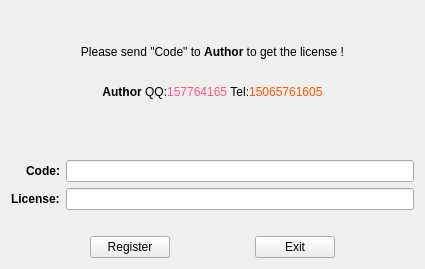
First picture: the form in source/gui/ui/register.ui, repository flimmy78/qtverify, before the edit.
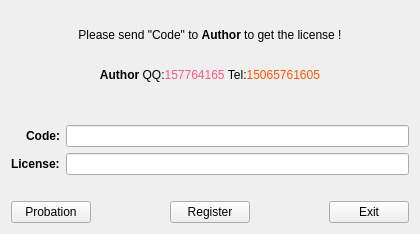
Second picture: the form after the edit.

Patch:
```diff
--- a/source/gui/ui/register.ui
+++ b/source/gui/ui/register.ui
@@ -6,19 +6,40 @@
    <rect>
     <x>0</x>
     <y>0</y>
-    <width>425</width>
-    <height>269</height>
+    <width>420</width>
+    <height>234</height>
    </rect>
   </property>
+  <property name="sizePolicy">
+   <sizepolicy hsizetype="Fixed" vsizetype="Fixed">
+    <horstretch>0</horstretch>
+    <verstretch>0</verstretch>
+   </sizepolicy>
+  </property>
+  <property name="minimumSize">
+   <size>
+    <width>420</width>
+    <height>234</height>
+   </size>
+  </property>
+  <property name="maximumSize">
+   <size>
+    <width>420</width>
+    <height>234</height>
+   </size>
+  </property>
   <property name="windowTitle">
    <string>Register</string>
   </property>
   <layout class="QGridLayout" name="gridLayout_3">
-   <item row="0" column="0" colspan="2">
-    <widget class="QLabel" name="label_3">
+   <item row="0" column="0">
+    <widget class="QLabel" name="label_hintinfo">
      <property name="text">
       <string>&lt;html&gt;&lt;head/&gt;&lt;body&gt;&lt;p align=&quot;center&quot;&gt;Please send &amp;quot;Code&amp;quot; to &lt;span style=&quot; font-weight:600;&quot;&gt;Author&lt;/span&gt; to get the license !&lt;br/&gt;&lt;/p&gt;&lt;p align=&quot;center&quot;&gt;&lt;span style=&quot; font-weight:600;&quot;&gt;Author&lt;/span&gt; QQ:&lt;span style=&quot; color:#ff557f;&quot;&gt;157764165 &lt;/span&gt;Tel:&lt;span style=&quot; color:#ff5500;&quot;&gt;15065761605&lt;/span&gt;&lt;/p&gt;&lt;/body&gt;&lt;/html&gt;</string>
      </property>
+     <property name="alignment">
+      <set>Qt::AlignCenter</set>
+     </property>
     </widget>
    </item>
    <item row="1" column="0">
@@ -37,7 +58,7 @@
      </property>
     </spacer>
    </item>
-   <item row="2" column="0" colspan="2">
+   <item row="2" column="0">
     <layout class="QGridLayout" name="gridLayout">
      <item row="0" column="0">
       <widget class="QLabel" name="label">
@@ -65,7 +86,7 @@
      </item>
     </layout>
    </item>
-   <item row="3" column="1">
+   <item row="3" column="0">
     <spacer name="verticalSpacer">
      <property name="orientation">
       <enum>Qt::Vertical</enum>
@@ -81,9 +102,22 @@
      </property>
     </spacer>
    </item>
-   <item row="4" column="0" colspan="2">
+   <item row="4" column="0">
     <layout class="QGridLayout" name="gridLayout_2">
      <item row="0" column="0">
+      <widget class="QPushButton" name="btnProbation">
+       <property name="sizePolicy">
+        <sizepolicy hsizetype="Preferred" vsizetype="Fixed">
+         <horstretch>0</horstretch>
+         <verstretch>0</verstretch>
+        </sizepolicy>
+       </property>
+       <property name="text">
+        <string>Probation</string>
+       </property>
+      </widget>
+     </item>
+     <item row="0" column="1">
       <spacer name="horizontalSpacer_2">
        <property name="orientation">
         <enum>Qt::Horizontal</enum>
@@ -96,46 +130,45 @@
        </property>
       </spacer>
      </item>
-     <item row="0" column="1">
+     <item row="0" column="2">
       <widget class="QPushButton" name="btnRegister">
+       <property name="sizePolicy">
+        <sizepolicy hsizetype="Preferred" vsizetype="Fixed">
+         <horstretch>0</horstretch>
+         <verstretch>0</verstretch>
+        </sizepolicy>
+       </property>
        <property name="text">
         <string>Register</string>
        </property>
       </widget>
      </item>
-     <item row="0" column="2">
-      <spacer name="horizontalSpacer">
-       <property name="orientation">
-        <enum>Qt::Horizontal</enum>
-       </property>
-       <property name="sizeHint" stdset="0">
-        <size>
-         <width>40</width>
-         <height>20</height>
-        </size>
-       </property>
-      </spacer>
-     </item>
      <item row="0" column="3">
+      <spacer name="horizontalSpacer">
+       <property name="orientation">
+        <enum>Qt::Horizontal</enum>
+       </property>
+       <property name="sizeHint" stdset="0">
+        <size>
+         <width>40</width>
+         <height>20</height>
+        </size>
+       </property>
+      </spacer>
+     </item>
+     <item row="0" column="4">
       <widget class="QPushButton" name="btnExit">
+       <property name="sizePolicy">
+        <sizepolicy hsizetype="Preferred" vsizetype="Fixed">
+         <horstretch>0</horstretch>
+         <verstretch>0</verstretch>
+        </sizepolicy>
+       </property>
        <property name="text">
         <string>Exit</string>
        </property>
       </widget>
      </item>
-     <item row="0" column="4">
-      <spacer name="horizontalSpacer_3">
-       <property name="orientation">
-        <enum>Qt::Horizontal</enum>
-       </property>
-       <property name="sizeHint" stdset="0">
-        <size>
-         <width>40</width>
-         <height>20</height>
-        </size>
-       </property>
-      </spacer>
-     </item>
     </layout>
    </item>
   </layout>
```
Left out of the diff: 3 changed lines with no effect on the pictures.
